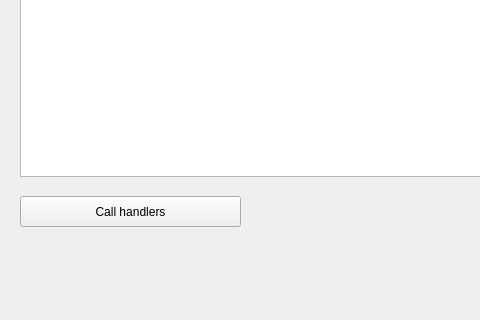
First picture: the form in ui/handlers.ui, repository ruz76/qgis_patrac_3, before the edit; both pictures show x 0 to 480 and y 264 to 584 of the 922 by 584 pixel window.
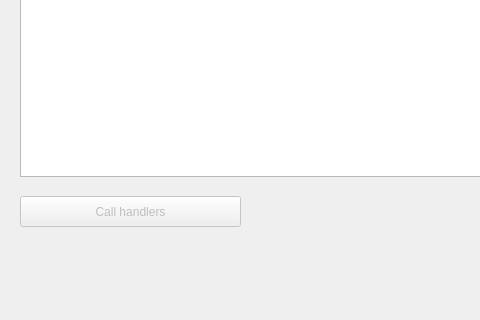
Second picture: the form after the edit.

Commit message: Finished implementation.

Patch:
```diff
--- a/ui/handlers.ui
+++ b/ui/handlers.ui
@@ -69,6 +69,9 @@
    </property>
   </widget>
   <widget class="QPushButton" name="pushButtonCreateIncident">
+   <property name="enabled">
+    <bool>false</bool>
+   </property>
    <property name="geometry">
     <rect>
      <x>20</x>
```
The commit also changes 1 other file.
